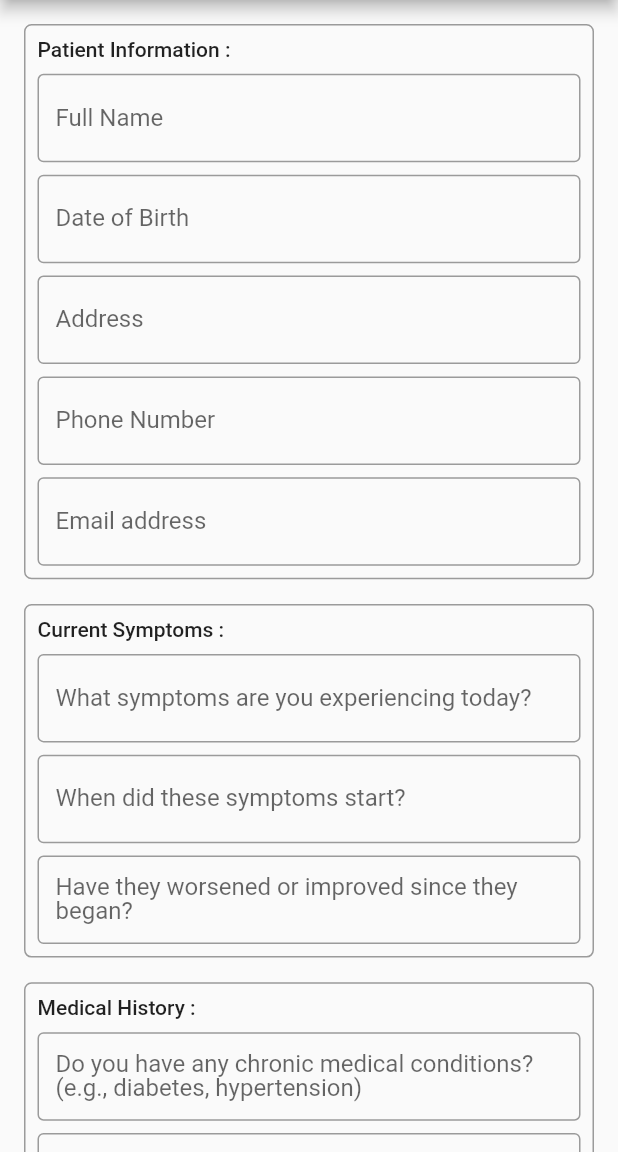
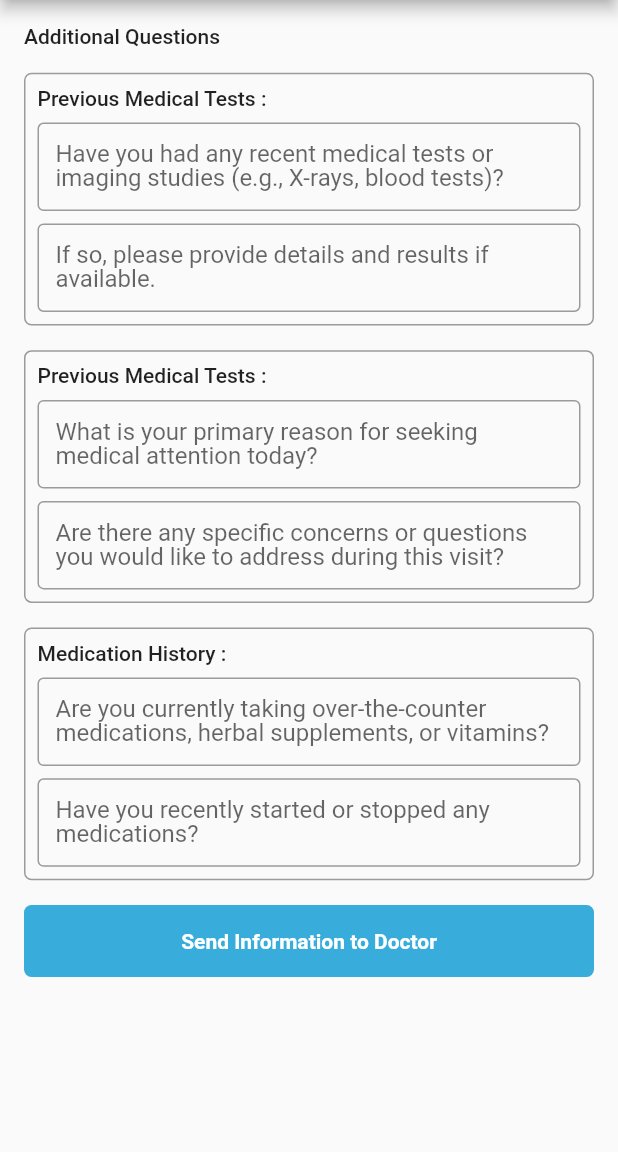
Before and after one commit to Emon526/vaion, a Flutter app: the screen it shows after launch, on a phone screen of 412 x 824 dp, the part 84-1236 px from its top. Run offline on Flutter 3.47's test engine with Material 2 defaults, Android fonts, the phone set to English and light mode, and no system bars; our stand-ins replace flutter_native_splash, form_field_validator, syncfusion_flutter_datepicker.

Commit message:
medical history added

```diff
--- a/lib/providers/infoprovider.dart
+++ b/lib/providers/infoprovider.dart
@@ -202,4 +202,55 @@ class InfoProvider extends ChangeNotifier {
     _genderIdentityQ1 = value;
     notifyListeners();
   }
+
+  final _previousmedicaltestFormKey = GlobalKey<FormState>();
+  get previousmedicaltestFormKey => _previousmedicaltestFormKey;
+
+  String _previousmedicaltestQ1 = '';
+  get previousmedicaltestQ1 => _previousmedicaltestQ1;
+  set previousmedicaltestQ1(value) {
+    _previousmedicaltestQ1 = value;
+    notifyListeners();
+  }
+
+  String _previousmedicaltestQ2 = '';
+  get previousmedicaltestQ2 => _previousmedicaltestQ2;
+  set previousmedicaltestQ2(value) {
+    _previousmedicaltestQ2 = value;
+    notifyListeners();
+  }
+
+  final _primaryconcernFormKey = GlobalKey<FormState>();
+  get primaryconcernFormKey => _primaryconcernFormKey;
+
+  String _primaryconcernQ1 = '';
+  get primaryconcernQ1 => _primaryconcernQ1;
+  set primaryconcernQ1(value) {
+    _primaryconcernQ1 = value;
+    notifyListeners();
+  }
+
+  String _primaryconcernQ2 = '';
+  get primaryconcernQ2 => _primaryconcernQ2;
+  set primaryconcernQ2(value) {
+    _primaryconcernQ2 = value;
+    notifyListeners();
+  }
+
+  final _medicationhistoryFormKey = GlobalKey<FormState>();
+  get medicationhistoryFormKey => _medicationhistoryFormKey;
+
+  String _medicationhistoryQ1 = '';
+  get medicationhistoryQ1 => _medicationhistoryQ1;
+  set medicationhistoryQ1(value) {
+    _medicationhistoryQ1 = value;
+    notifyListeners();
+  }
+
+  String _medicationhistoryQ2 = '';
+  get medicationhistoryQ2 => _medicationhistoryQ2;
+  set medicationhistoryQ2(value) {
+    _medicationhistoryQ2 = value;
+    notifyListeners();
+  }
 }
--- a/lib/screens/homescreen.dart
+++ b/lib/screens/homescreen.dart
@@ -1,7 +1,6 @@
 import 'package:flutter/material.dart';
 import 'package:flutter/services.dart';
 import 'package:provider/provider.dart';
-import 'package:vaion/widgets/customsnackbar.dart';
 
 import '../consts/consts.dart';
 import '../providers/infoprovider.dart';
@@ -15,7 +14,10 @@ import '../widgets/immunizationstatuswidget.dart';
 import '../widgets/insuranceInfowidget.dart';
 import '../widgets/lifestylehabitswidget.dart';
 import '../widgets/medicalhistorywidget.dart';
+import '../widgets/medicationhistorywidget.dart';
 import '../widgets/personalinfowidget.dart';
+import '../widgets/previousmedicaltestwidget.dart';
+import '../widgets/primaryconcernwidget.dart';
 import '../widgets/senddoctorwidget.dart';
 import '../widgets/socialenvironmentalfactorswidget.dart';
 import '../widgets/travelhistorywidget.dart';
@@ -49,28 +51,28 @@ class HomeScreen extends StatelessWidget {
               child: Column(
                 crossAxisAlignment: CrossAxisAlignment.start,
                 children: [
-                  const PersonalInfoWidget(),
-                  SizedBox(height: size.height * 0.02),
-                  const CurrentSymptomsWidget(),
-                  SizedBox(height: size.height * 0.02),
-                  const MedicalHistoryWidget(),
-                  SizedBox(height: size.height * 0.02),
-                  const AllergiesWidget(),
-                  SizedBox(height: size.height * 0.02),
-                  const ImmunizationStatusWidget(),
-                  SizedBox(height: size.height * 0.02),
-                  const LifestyleHabitsWidget(),
-                  SizedBox(height: size.height * 0.02),
-                  const FamilyMedicalHistoryWidget(),
-                  SizedBox(height: size.height * 0.02),
-                  const TravelHistoryWidget(),
-                  SizedBox(height: size.height * 0.02),
-                  const SocialEnvironmentalFactorsWidget(),
-                  SizedBox(height: size.height * 0.02),
-                  const InsuranceInformationWidget(),
-                  SizedBox(height: size.height * 0.02),
-                  const GenderIdentityWidget(),
-                  SizedBox(height: size.height * 0.02),
+                  // const PersonalInfoWidget(),
+                  // SizedBox(height: size.height * 0.02),
+                  // const CurrentSymptomsWidget(),
+                  // SizedBox(height: size.height * 0.02),
+                  // const MedicalHistoryWidget(),
+                  // SizedBox(height: size.height * 0.02),
+                  // const AllergiesWidget(),
+                  // SizedBox(height: size.height * 0.02),
+                  // const ImmunizationStatusWidget(),
+                  // SizedBox(height: size.height * 0.02),
+                  // const LifestyleHabitsWidget(),
+                  // SizedBox(height: size.height * 0.02),
+                  // const FamilyMedicalHistoryWidget(),
+                  // SizedBox(height: size.height * 0.02),
+                  // const TravelHistoryWidget(),
+                  // SizedBox(height: size.height * 0.02),
+                  // const SocialEnvironmentalFactorsWidget(),
+                  // SizedBox(height: size.height * 0.02),
+                  // const InsuranceInformationWidget(),
+                  // SizedBox(height: size.height * 0.02),
+                  // const GenderIdentityWidget(),
+                  // SizedBox(height: size.height * 0.02),
                   const Text(
                     'Additional Questions',
                     style: TextStyle(
@@ -78,47 +80,60 @@ class HomeScreen extends StatelessWidget {
                     ),
                   ),
                   SizedBox(height: size.height * 0.02),
+                  const PreviousMedicalTestWidget(),
+                  SizedBox(height: size.height * 0.02),
+                  const PrimaryConcernWidget(),
+                  SizedBox(height: size.height * 0.02),
+                  const MedicationHistoryWidget(),
+                  SizedBox(height: size.height * 0.02),
                   CustomButton(
+                      // ontap: () {
+                      //   if (value.patientFormKey.currentState!.validate() &&
+                      //       value.currentsymptomsFormKey.currentState!
+                      //           .validate() &&
+                      //       value.medicalHistoryFormKey.currentState!
+                      //           .validate() &&
+                      //       value.allergiesFormKey.currentState!.validate() &&
+                      //       value.immunizationstatusFormKey.currentState!
+                      //           .validate() &&
+                      //       value.lifestylehabitsFormKey.currentState!
+                      //           .validate() &&
+                      //       value.familyMedicalHistroryFormKey.currentState!
+                      //           .validate() &&
+                      //       value.travelHistoryFormKey.currentState!
+                      //           .validate() &&
+                      //       value
+                      //           .socialEnvironmentalFactorsFormKey.currentState!
+                      //           .validate() &&
+                      //       value.isnsuranceInformationFormKey.currentState!
+                      //           .validate() &&
+                      //       value.genderIdentityFormKey.currentState!
+                      //           .validate()) {
+                      //     Utils(context).showCustomDialog(
+                      //       child: const SendDoctorWidget(),
+                      //     );
+                      //   } else {
+                      //     CustomSnackbar.show(
+                      //         context: context,
+                      //         snackbarColor: Colors.red,
+                      //         message: 'Please Input All Fields');
+                      //   }
+                      // },
                       ontap: () {
-                        if (value.patientFormKey.currentState!.validate() &&
-                            value.currentsymptomsFormKey.currentState!
+                        if (value.previousmedicaltestFormKey.currentState!
                                 .validate() &&
-                            value.medicalHistoryFormKey.currentState!
+                            value.primaryconcernFormKey.currentState!
                                 .validate() &&
-                            value.allergiesFormKey.currentState!.validate() &&
-                            value.immunizationstatusFormKey.currentState!
-                                .validate() &&
-                            value.lifestylehabitsFormKey.currentState!
-                                .validate() &&
-                            value.familyMedicalHistroryFormKey.currentState!
-                                .validate() &&
-                            value.travelHistoryFormKey.currentState!
-                                .validate() &&
-                            value
-                                .socialEnvironmentalFactorsFormKey.currentState!
-                                .validate() &&
-                            value.isnsuranceInformationFormKey.currentState!
-                                .validate() &&
-                            value.genderIdentityFormKey.currentState!
+                            value.medicationhistoryFormKey.currentState!
                                 .validate()) {
                           Utils(context).showCustomDialog(
                             child: const SendDoctorWidget(),
                           );
-                        } else {
-                          CustomSnackbar.show(
-                              context: context,
-                              snackbarColor: Colors.red,
-                              message: 'Please Input All Fields');
                         }
+                        // Utils(context).showCustomDialog(
+                        //   child: const SendDoctorWidget(),
+                        // );
                       },
-                      // ontap: () {
-                      //   if (value.isnsuranceInformationFormKey.currentState!
-                      //       .validate()) {
-                      //     Utils(context).showCustomDialog(
-                      //       child: const SendDoctorWidget(),
-                      //     );
-                      //   }
-                      // },
                       buttontext: "Send Information to Doctor"),
                 ],
               ),
--- a/lib/widgets/custominputwidget.dart
+++ b/lib/widgets/custominputwidget.dart
@@ -30,7 +30,7 @@ class InputWidget extends StatelessWidget {
   Widget build(BuildContext context) {
     return TextFormField(
       readOnly: readOnly ?? false,
-      validator: validator,
+      // validator: validator,
       controller: textEditingController,
       textInputAction: textInputAction ?? TextInputAction.next,
       keyboardType: textInputType,
--- /dev/null
+++ b/lib/widgets/medicationhistorywidget.dart
@@ -0,0 +1,57 @@
+import 'package:flutter/material.dart';
+import 'package:form_field_validator/form_field_validator.dart';
+import 'package:provider/provider.dart';
+
+import '../providers/infoprovider.dart';
+import 'custominputwidget.dart';
+import 'infocardwidget.dart';
+
+class MedicationHistoryWidget extends StatelessWidget {
+  const MedicationHistoryWidget({super.key});
+
+  @override
+  Widget build(BuildContext context) {
+    final size = MediaQuery.of(context).size;
+    final question1 = TextEditingController();
+    final question2 = TextEditingController();
+
+    return Consumer<InfoProvider>(
+      builder: (BuildContext context, InfoProvider value, Widget? child) =>
+          Form(
+        key: value.medicationhistoryFormKey,
+        child: InfoCardWidget(
+          cardname: 'Medication History :',
+          child: Column(
+            children: [
+              InputWidget(
+                textEditingController: question1,
+                labelText:
+                    'Are you currently taking over-the-counter medications, herbal supplements, or vitamins?',
+                validator: RequiredValidator(
+                  errorText: 'Answer Required',
+                ),
+                textInputType: TextInputType.text,
+                onChanged: (q1) {
+                  value.medicationhistoryQ1 = q1;
+                },
+              ),
+              SizedBox(height: size.height * 0.01),
+              InputWidget(
+                textEditingController: question2,
+                labelText:
+                    'Have you recently started or stopped any medications?',
+                validator: RequiredValidator(
+                  errorText: 'Answer Required',
+                ),
+                textInputType: TextInputType.text,
+                onChanged: (q2) {
+                  value.medicationhistoryQ2 = q2;
+                },
+              ),
+            ],
+          ),
+        ),
+      ),
+    );
+  }
+}
--- /dev/null
+++ b/lib/widgets/previousmedicaltestwidget.dart
@@ -0,0 +1,57 @@
+import 'package:flutter/material.dart';
+import 'package:form_field_validator/form_field_validator.dart';
+import 'package:provider/provider.dart';
+
+import '../providers/infoprovider.dart';
+import 'custominputwidget.dart';
+import 'infocardwidget.dart';
+
+class PreviousMedicalTestWidget extends StatelessWidget {
+  const PreviousMedicalTestWidget({super.key});
+
+  @override
+  Widget build(BuildContext context) {
+    final size = MediaQuery.of(context).size;
+    final question1 = TextEditingController();
+    final question2 = TextEditingController();
+
+    return Consumer<InfoProvider>(
+      builder: (BuildContext context, InfoProvider value, Widget? child) =>
+          Form(
+        key: value.previousmedicaltestFormKey,
+        child: InfoCardWidget(
+          cardname: 'Previous Medical Tests :',
+          child: Column(
+            children: [
+              InputWidget(
+                textEditingController: question1,
+                labelText:
+                    'Have you had any recent medical tests or imaging studies (e.g., X-rays, blood tests)?',
+                validator: RequiredValidator(
+                  errorText: 'Answer Required',
+                ),
+                textInputType: TextInputType.text,
+                onChanged: (q1) {
+                  value.previousmedicaltestQ1 = q1;
+                },
+              ),
+              SizedBox(height: size.height * 0.01),
+              InputWidget(
+                textEditingController: question2,
+                labelText:
+                    'If so, please provide details and results if available.',
+                validator: RequiredValidator(
+                  errorText: 'Answer Required',
+                ),
+                textInputType: TextInputType.text,
+                onChanged: (q2) {
+                  value.previousmedicaltestQ2 = q2;
+                },
+              ),
+            ],
+          ),
+        ),
+      ),
+    );
+  }
+}
--- /dev/null
+++ b/lib/widgets/primaryconcernwidget.dart
@@ -0,0 +1,57 @@
+import 'package:flutter/material.dart';
+import 'package:form_field_validator/form_field_validator.dart';
+import 'package:provider/provider.dart';
+
+import '../providers/infoprovider.dart';
+import 'custominputwidget.dart';
+import 'infocardwidget.dart';
+
+class PrimaryConcernWidget extends StatelessWidget {
+  const PrimaryConcernWidget({super.key});
+
+  @override
+  Widget build(BuildContext context) {
+    final size = MediaQuery.of(context).size;
+    final question1 = TextEditingController();
+    final question2 = TextEditingController();
+
+    return Consumer<InfoProvider>(
+      builder: (BuildContext context, InfoProvider value, Widget? child) =>
+          Form(
+        key: value.primaryconcernFormKey,
+        child: InfoCardWidget(
+          cardname: 'Previous Medical Tests :',
+          child: Column(
+            children: [
+              InputWidget(
+                textEditingController: question1,
+                labelText:
+                    'What is your primary reason for seeking medical attention today?',
+                validator: RequiredValidator(
+                  errorText: 'Answer Required',
+                ),
+                textInputType: TextInputType.text,
+                onChanged: (q1) {
+                  value.primaryconcernQ1 = q1;
+                },
+              ),
+              SizedBox(height: size.height * 0.01),
+              InputWidget(
+                textEditingController: question2,
+                labelText:
+                    'Are there any specific concerns or questions you would like to address during this visit?',
+                validator: RequiredValidator(
+                  errorText: 'Answer Required',
+                ),
+                textInputType: TextInputType.text,
+                onChanged: (q2) {
+                  value.primaryconcernQ2 = q2;
+                },
+              ),
+            ],
+          ),
+        ),
+      ),
+    );
+  }
+}
--- a/lib/widgets/senddoctorwidget.dart
+++ b/lib/widgets/senddoctorwidget.dart
@@ -60,6 +60,18 @@ Do you have health insurance coverage? If so, what is your policy information? $
 
 Gender Identity:
 What is your gender identity? (Options may include male, female, transgender, non-binary, prefer not to say, or a space for self-identification. ${value.genderIdentityQ1}
+
+Previous Medical Tests:
+Have you had any recent medical tests or imaging studies (e.g., X-rays, blood tests)? ${value.previousmedicaltestQ1}
+If so, please provide details and results if available. ${value.previousmedicaltestQ2}
+
+Primary Concern:
+What is your primary reason for seeking medical attention today? ${value.primaryconcernQ1}
+Are there any specific concerns or questions you would like to address during this visit? ${value.primaryconcernQ2}
+
+Medication History:
+Are you currently taking over-the-counter medications, herbal supplements, or vitamins? ${value.medicationhistoryQ1}
+Have you recently started or stopped any medications? ${value.medicationhistoryQ2}
 ''';
     }
 
```
